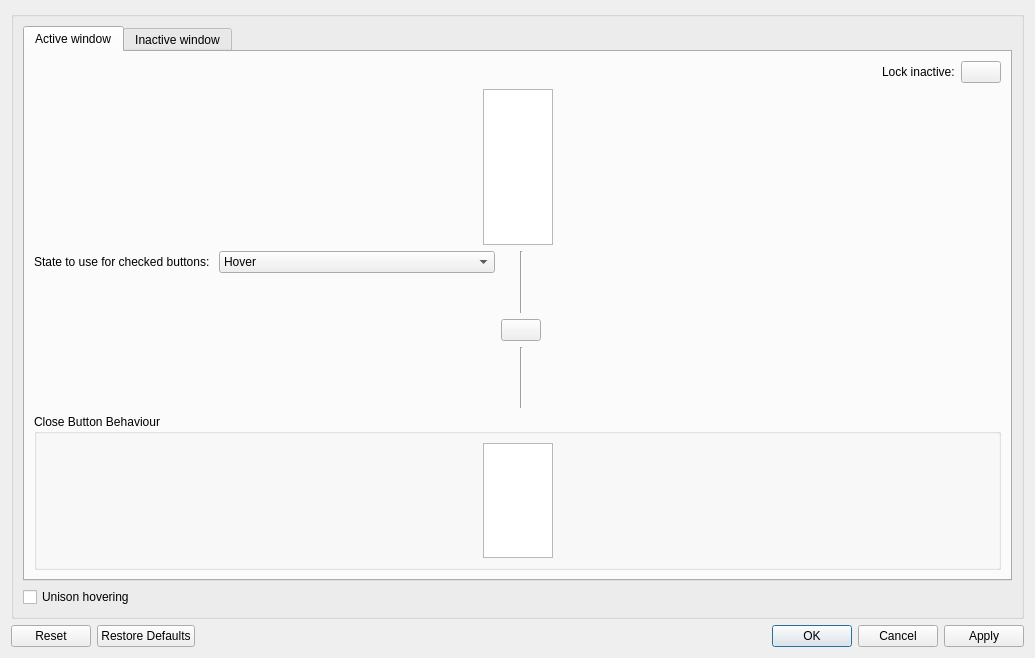
First picture: the form in kdecoration/config/ui/buttonbehaviour.ui, repository paulmcauley/klassy, before the edit.
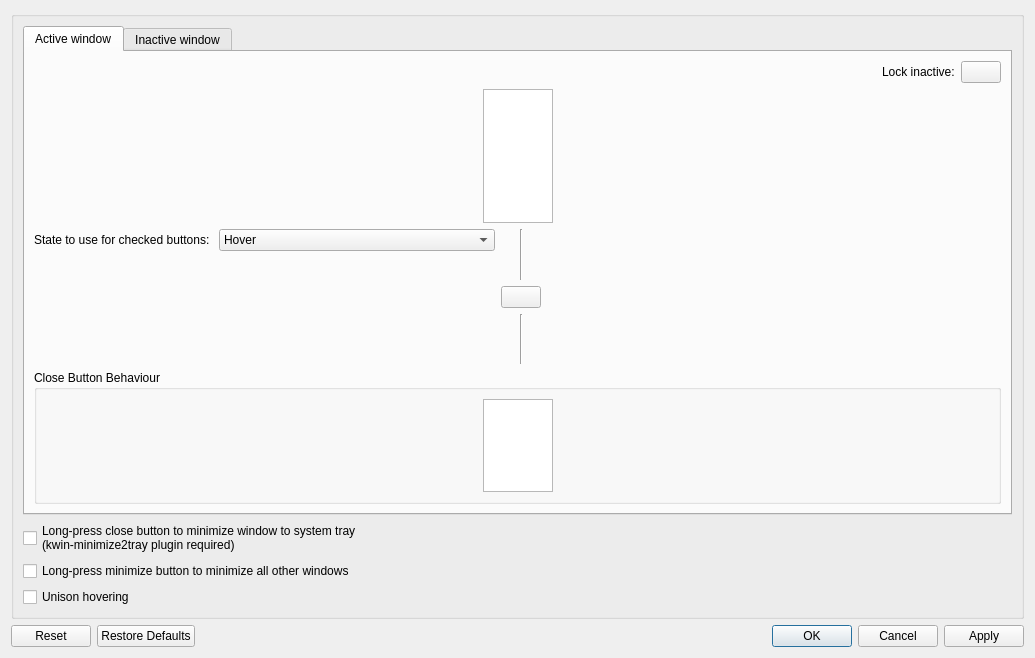
Second picture: the form after the edit.

Commit message:
Add long-press actions for close and minimize buttons
Long-press close to minimize to tray
(https://github.com/luisbocanegra/kwin-minimize2tray)

Long-press minimize to minimize all other windows

Thanks to guiodic and material decoration

The edit to the form file:
```diff
--- a/kdecoration/config/ui/buttonbehaviour.ui
+++ b/kdecoration/config/ui/buttonbehaviour.ui
@@ -699,6 +699,21 @@
         </widget>
        </widget>
       </item>
+      <item>
+       <widget class="QCheckBox" name="longPressCloseMinimizeToTray">
+        <property name="text">
+         <string>Long-press close button to minimize window to system tray
+(kwin-minimize2tray plugin required)</string>
+        </property>
+       </widget>
+      </item>
+      <item>
+       <widget class="QCheckBox" name="longPressMinimizeAllOthers">
+        <property name="text">
+         <string>Long-press minimize button to minimize all other windows</string>
+        </property>
+       </widget>
+      </item>
       <item>
        <widget class="QCheckBox" name="unisonHovering">
         <property name="text">
```
The commit also changes 4 other files.
